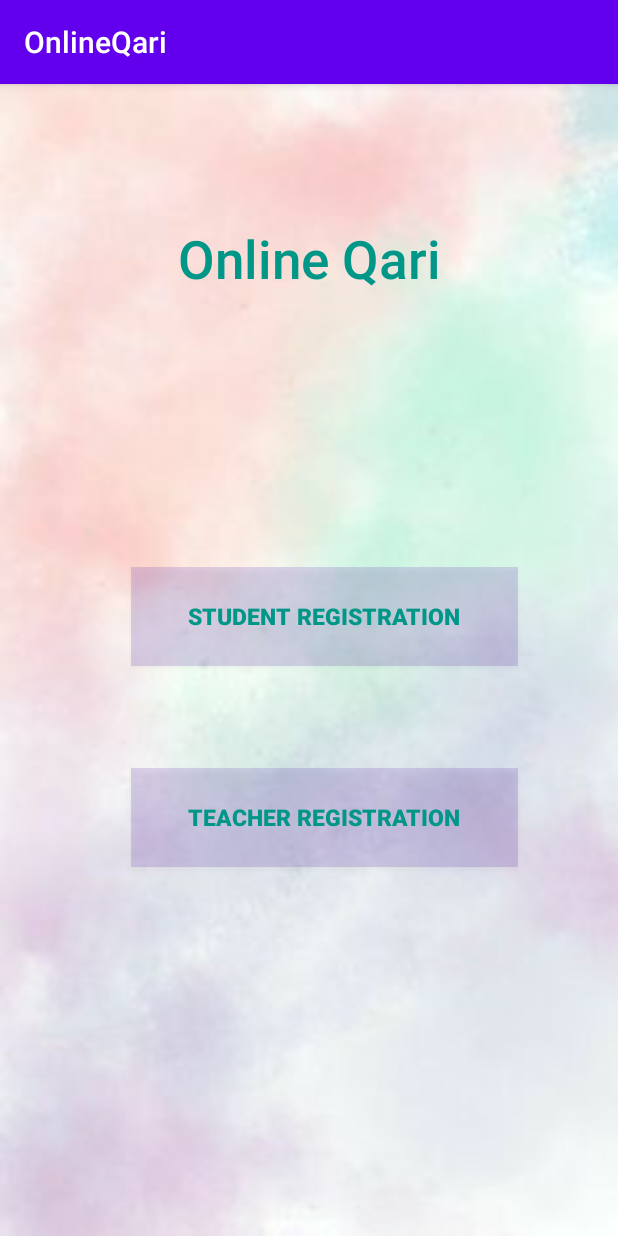
After one commit to arbaz07/OnlineQari, an Android app: the stR screen opened directly, with no data from a screen before it, on a phone screen of 412 x 824 dp. The commit adds this screen. Run offline under Robolectric (Android 15) with nearby library versions, the phone set to English and light mode, and no system bars; Roboto replaces fonts that are not available here.

Commit message:
Initial Commit

```diff
--- a/app/build.gradle
+++ b/app/build.gradle
@@ -44,5 +44,4 @@ dependencies {
     implementation 'com.google.firebase:firebase-database:19.3.1'
 
 
-
 }
--- a/app/src/main/AndroidManifest.xml
+++ b/app/src/main/AndroidManifest.xml
@@ -33,6 +33,7 @@
         android:roundIcon="@mipmap/ic_launcher_round"
         android:supportsRtl="true"
         android:theme="@style/AppTheme">
+        <activity android:name=".stR"></activity>
         <activity android:name=".teacherR" />
         <activity android:name=".ResultActivity" />
         <activity android:name=".Question" />
--- a/app/src/main/java/com/example/onlineqari/RegisterS.java
+++ b/app/src/main/java/com/example/onlineqari/RegisterS.java
@@ -104,6 +104,11 @@ public class RegisterS extends AppCompatActivity {
                     return;
                 }
 
+                if (phone.length() <=10){
+                    sPhone.setError("Please Enter Valid Phone #");
+                    return;
+                }
+
                 if (TextUtils.isDigitsOnly(name)){
                     sFullname.setError("Please Enter Alphabet !");
                     return;
--- /dev/null
+++ b/app/src/main/java/com/example/onlineqari/stR.java
@@ -0,0 +1,28 @@
+package com.example.onlineqari;
+
+import androidx.appcompat.app.AppCompatActivity;
+
+import android.content.Intent;
+import android.os.Bundle;
+import android.view.View;
+
+import com.example.onlineqari.R;
+
+public class stR extends AppCompatActivity {
+
+    @Override
+    protected void onCreate(Bundle savedInstanceState) {
+        super.onCreate(savedInstanceState);
+        setContentView(R.layout.activity_st_r);
+    }
+
+    public void studentBtn(View view){
+        Intent intent = new Intent(this,RegisterS.class);
+        startActivity(intent);
+    }
+
+    public void teacherBtn(View view){
+        Intent intent = new Intent(this, teacherR.class);
+        startActivity(intent);
+    }
+}
--- /dev/null
+++ b/app/src/main/res/anim/myanimation.xml
@@ -0,0 +1,5 @@
+<?xml version="1.0" encoding="utf-8"?>
+<alpha  xmlns:android="http://schemas.android.com/apk/res/android"
+    android:fromAlpha="0.0"
+    android:toAlpha="1.0"
+    android:duration="2000"/>
--- a/app/src/main/res/layout/activity_login_s.xml
+++ b/app/src/main/res/layout/activity_login_s.xml
@@ -51,6 +51,7 @@
         android:fontFamily="@font/aclonica"
         android:hint="Password"
         android:inputType="textPassword"
+        android:maxLength="20"
         android:textColor="@color/common_google_signin_btn_text_light_pressed"
         android:textColorHint="@color/common_google_signin_btn_text_light_pressed"
         android:textSize="13sp"
--- a/app/src/main/res/layout/activity_login_t.xml
+++ b/app/src/main/res/layout/activity_login_t.xml
@@ -51,6 +51,7 @@
         android:fontFamily="@font/aclonica"
         android:hint="Password"
         android:inputType="textPassword"
+        android:maxLength="20"
         android:textColor="@color/common_google_signin_btn_text_light_pressed"
         android:textColorHint="@color/common_google_signin_btn_text_light_pressed"
         android:textSize="13sp"
--- /dev/null
+++ b/app/src/main/res/layout/activity_st_r.xml
@@ -0,0 +1,64 @@
+<?xml version="1.0" encoding="utf-8"?>
+<androidx.constraintlayout.widget.ConstraintLayout xmlns:android="http://schemas.android.com/apk/res/android"
+    xmlns:app="http://schemas.android.com/apk/res-auto"
+    xmlns:tools="http://schemas.android.com/tools"
+    android:layout_width="match_parent"
+    android:layout_height="match_parent"
+    android:background="@drawable/bg1"
+    tools:context=".stR">
+
+    <TextView
+        android:id="@+id/textView"
+        android:layout_width="223dp"
+        android:layout_height="49dp"
+        android:fontFamily="sans-serif-medium"
+        android:text="Online Qari"
+        android:textAlignment="center"
+        android:textColor="#009688"
+        android:textSize="35sp"
+        android:textStyle="normal"
+        android:visibility="visible"
+        app:layout_constraintBottom_toBottomOf="parent"
+        app:layout_constraintEnd_toEndOf="parent"
+        app:layout_constraintStart_toStartOf="parent"
+        app:layout_constraintTop_toTopOf="parent"
+        app:layout_constraintVertical_bias="0.129" />
+
+    <Button
+        android:id="@+id/srbutton"
+        android:layout_width="258dp"
+        android:layout_height="66dp"
+        android:layout_marginTop="180dp"
+        android:background="#31673AB7"
+        android:fontFamily="sans-serif-medium"
+        android:onClick="studentBtn"
+        android:text="Student Registration"
+        android:textAlignment="center"
+        android:textColor="#009688"
+        android:textSize="15sp"
+        android:textStyle="bold"
+        app:layout_constraintEnd_toEndOf="parent"
+        app:layout_constraintHorizontal_bias="0.568"
+        app:layout_constraintStart_toStartOf="parent"
+        app:layout_constraintTop_toBottomOf="@+id/textView" />
+
+    <Button
+        android:id="@+id/trbutton"
+        android:layout_width="258dp"
+        android:layout_height="66dp"
+        android:background="#31673AB7"
+        android:fontFamily="sans-serif-medium"
+        android:onClick="teacherBtn"
+        android:text="Teacher Registration"
+        android:textAlignment="center"
+        android:textColor="#009688"
+        android:textSize="15sp"
+        android:textStyle="bold"
+        app:layout_constraintBottom_toBottomOf="parent"
+        app:layout_constraintEnd_toEndOf="parent"
+        app:layout_constraintHorizontal_bias="0.568"
+        app:layout_constraintStart_toStartOf="parent"
+        app:layout_constraintTop_toBottomOf="@+id/srbutton"
+        app:layout_constraintVertical_bias="0.216" />
+
+</androidx.constraintlayout.widget.ConstraintLayout>
--- a/app/src/main/res/layout/activity_teacher_r.xml
+++ b/app/src/main/res/layout/activity_teacher_r.xml
@@ -93,7 +93,7 @@
         android:fontFamily="@font/aclonica"
         android:hint="Phone #"
         android:inputType="phone"
-        android:maxLength="15"
+        android:maxLength="11"
         android:textColor="@color/common_google_signin_btn_text_light_pressed"
         android:textColorHint="@color/common_google_signin_btn_text_light_pressed"
         android:textSize="13sp"
```
Also changed, not shown: app/src/main/java/com/example/onlineqari/MainActivity.java (+25 -8 lines), app/src/main/java/com/example/onlineqari/teacherR.java (+10 -0 lines), app/src/main/res/layout/activity_main.xml (+24 -54 lines), app/src/main/res/drawable/logo4.jpg (added), app/src/main/res/logo4/logo4.jpg (added), 1 other file.
